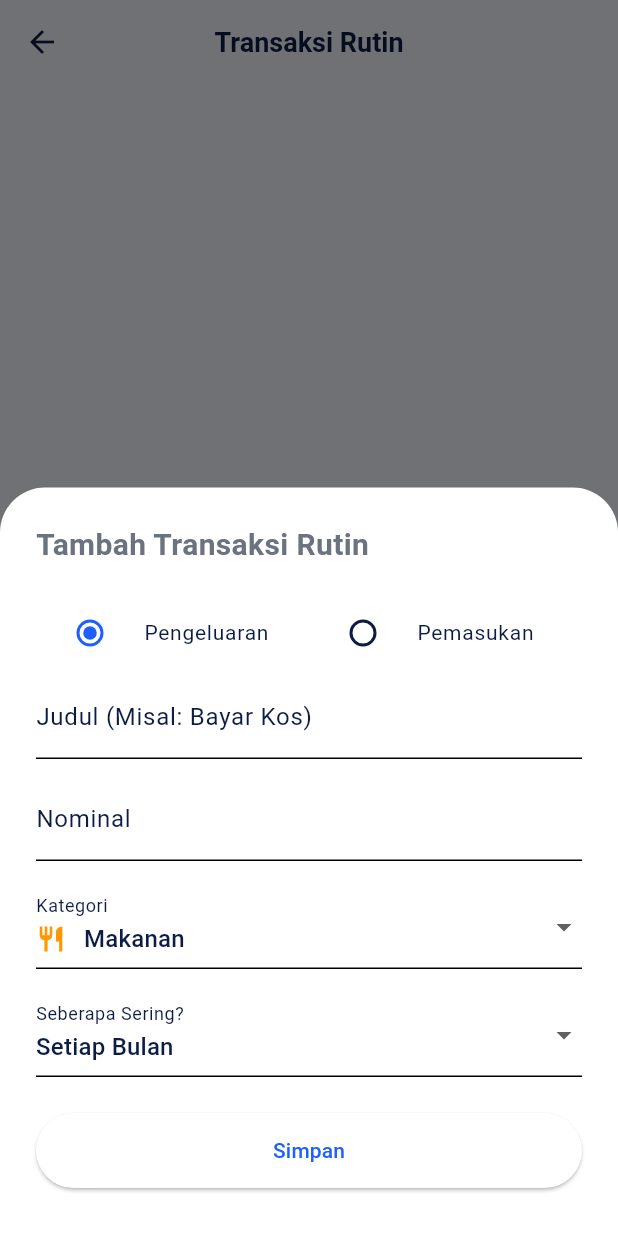
After one commit to zainalakbar/saldoku, a Flutter app: the RecurringTransactionsScreen screen opened directly, after a tap on "Tambah Rutin", on a phone screen of 412 x 824 dp. The commit adds this screen. Run offline on Flutter 3.47's test engine with Material 3 defaults, Android fonts, the phone set to English and light mode, and no system bars; our stand-ins replace fl_chart, image_picker, pdf, printing, share_plus, shared_preferences and 1 more; accounts and stored records are empty.

Commit message:
transaksi rutin

```diff
--- a/lib/akun_screen.dart
+++ b/lib/akun_screen.dart
@@ -8,6 +8,7 @@ import 'logic/transaction_provider.dart';
 import 'logic/financial_provider.dart';
 import 'logic/financial_models.dart';
 import 'pin_lock_screen.dart';
+import 'screens/recurring_transactions_screen.dart';
 
 class AkunScreen extends StatefulWidget {
   const AkunScreen({super.key});
@@ -97,6 +98,7 @@ class _AkunScreenState extends State<AkunScreen> {
                     _buildMenuItem(context, Icons.lock_outline, 'Keamanan & PIN', const Color(0xFF1E60FE)),
                     _buildThemeToggle(context, themeProvider),
                     _buildMenuItem(context, Icons.account_balance_wallet_outlined, 'Dompet & Saldo', const Color(0xFF6366F1)),
+                    _buildMenuItem(context, Icons.autorenew, 'Transaksi Rutin', const Color(0xFF10B981)),
                     _buildMenuItem(context, Icons.notifications_none, 'Notifikasi', const Color(0xFFF59E0B)),
                     _buildMenuItem(context, Icons.language, 'Bahasa', const Color(0xFF10B981)),
                   ],
@@ -270,6 +272,11 @@ class _AkunScreenState extends State<AkunScreen> {
                   );
                 },
               )),
+            );
+          } else if (title == 'Transaksi Rutin') {
+            Navigator.push(
+              context,
+              MaterialPageRoute(builder: (context) => const RecurringTransactionsScreen()),
             );
           } else if (title == 'Dompet & Saldo') {
             _showAsetBottomSheet(context);
--- a/lib/logic/transaction_model.dart
+++ b/lib/logic/transaction_model.dart
@@ -69,6 +69,57 @@ class Transaction {
   }
 }
 
+enum RecurringFrequency { daily, weekly, monthly, yearly }
+
+class RecurringTransaction {
+  final String id;
+  final String title;
+  final double amount;
+  final TransactionType type;
+  final TransactionCategory category;
+  final RecurringFrequency frequency;
+  final DateTime? lastProcessed;
+  final bool isActive;
+
+  RecurringTransaction({
+    required this.id,
+    required this.title,
+    required this.amount,
+    required this.type,
+    required this.category,
+    required this.frequency,
+    this.lastProcessed,
+    this.isActive = true,
+  });
+
+  Map<String, dynamic> toMap() {
+    return {
+      'id': id,
+      'title': title,
+      'amount': amount,
+      'type': type.index,
+      'categoryName': category.name,
+      'frequency': frequency.index,
+      'lastProcessed': lastProcessed?.toIso8601String(),
+      'isActive': isActive ? 1 : 0,
+    };
+  }
+
+  factory RecurringTransaction.fromMap(Map<String, dynamic> map) {
+    final type = TransactionType.values[map['type']];
+    return RecurringTransaction(
+      id: map['id'],
+      title: map['title'],
+      amount: (map['amount'] as num).toDouble(),
+      type: type,
+      category: AppCategories.getByName(map['categoryName'], type),
+      frequency: RecurringFrequency.values[map['frequency']],
+      lastProcessed: map['lastProcessed'] != null ? DateTime.parse(map['lastProcessed']) : null,
+      isActive: map['isActive'] == 1,
+    );
+  }
+}
+
 // Predefined categories
 class AppCategories {
   static const List<TransactionCategory> incomeCategories = [
--- /dev/null
+++ b/lib/screens/recurring_transactions_screen.dart
@@ -0,0 +1,260 @@
+import 'package:flutter/material.dart';
+import 'package:provider/provider.dart';
+import 'package:intl/intl.dart';
+import '../logic/transaction_model.dart';
+import '../logic/transaction_provider.dart';
+
+class RecurringTransactionsScreen extends StatelessWidget {
+  const RecurringTransactionsScreen({super.key});
+
+  @override
+  Widget build(BuildContext context) {
+    final provider = Provider.of<TransactionProvider>(context);
+    final recurring = provider.recurringTransactions;
+    final currencyFormatter = NumberFormat.currency(locale: 'id_ID', symbol: 'Rp', decimalDigits: 0);
+
+    return Scaffold(
+      appBar: AppBar(
+        title: const Text('Transaksi Rutin'),
+      ),
+      body: recurring.isEmpty
+          ? Center(
+              child: Column(
+                mainAxisAlignment: MainAxisAlignment.center,
+                children: [
+                  Icon(Icons.autorenew, size: 80, color: Colors.grey.withOpacity(0.3)),
+                  const SizedBox(height: 16),
+                  Text('Belum ada transaksi rutin.', style: TextStyle(color: Colors.grey.withOpacity(0.6))),
+                ],
+              ),
+            )
+          : ListView.builder(
+              padding: const EdgeInsets.all(16),
+              itemCount: recurring.length,
+              itemBuilder: (context, index) {
+                final rt = recurring[index];
+                return Card(
+                  margin: const EdgeInsets.only(bottom: 12),
+                  shape: RoundedRectangleBorder(borderRadius: BorderRadius.circular(16)),
+                  child: ListTile(
+                    contentPadding: const EdgeInsets.symmetric(horizontal: 20, vertical: 8),
+                    leading: Container(
+                      padding: const EdgeInsets.all(12),
+                      decoration: BoxDecoration(
+                        color: rt.category.color.withOpacity(0.1),
+                        shape: BoxShape.circle,
+                      ),
+                      child: Icon(rt.category.icon, color: rt.category.color),
+                    ),
+                    title: Text(rt.title, style: const TextStyle(fontWeight: FontWeight.bold)),
+                    subtitle: Text(
+                      '${rt.frequency.name.toUpperCase()} • ${rt.type == TransactionType.income ? "Pemasukan" : "Pengeluaran"}',
+                      style: const TextStyle(fontSize: 12),
+                    ),
+                    trailing: Column(
+                      mainAxisAlignment: MainAxisAlignment.center,
+                      crossAxisAlignment: CrossAxisAlignment.end,
+                      children: [
+                        Text(
+                          currencyFormatter.format(rt.amount),
+                          style: TextStyle(
+                            fontWeight: FontWeight.bold,
+                            color: rt.type == TransactionType.income ? Colors.green : Colors.red,
+                          ),
+                        ),
+                        const SizedBox(height: 4),
+                        Switch(
+                          value: rt.isActive,
+                          onChanged: (val) {
+                            final updated = RecurringTransaction(
+                              id: rt.id,
+                              title: rt.title,
+                              amount: rt.amount,
+                              type: rt.type,
+                              category: rt.category,
+                              frequency: rt.frequency,
+                              lastProcessed: rt.lastProcessed,
+                              isActive: val,
+                            );
+                            provider.updateRecurringTransaction(updated);
+                          },
+                        ),
+                      ],
+                    ),
+                    onLongPress: () {
+                      showDialog(
+                        context: context,
+                        builder: (ctx) => AlertDialog(
+                          title: const Text('Hapus Transaksi Rutin?'),
+                          content: const Text('Apakah kamu yakin ingin menghapus transaksi rutin ini?'),
+                          actions: [
+                            TextButton(onPressed: () => Navigator.pop(ctx), child: const Text('Batal')),
+                            TextButton(
+                              onPressed: () {
+                                provider.deleteRecurringTransaction(rt.id);
+                                Navigator.pop(ctx);
+                              },
+                              child: const Text('Hapus', style: TextStyle(color: Colors.red)),
+                            ),
+                          ],
+                        ),
+                      );
+                    },
+                  ),
+                );
+              },
+            ),
+      floatingActionButton: FloatingActionButton.extended(
+        onPressed: () => _showAddRecurringDialog(context),
+        label: const Text('Tambah Rutin'),
+        icon: const Icon(Icons.add),
+      ),
+    );
+  }
+
+  void _showAddRecurringDialog(BuildContext context) {
+    final titleController = TextEditingController();
+    final amountController = TextEditingController();
+    TransactionType selectedType = TransactionType.expense;
+    TransactionCategory selectedCategory = AppCategories.expenseCategories.first;
+    RecurringFrequency selectedFreq = RecurringFrequency.monthly;
+
+    showModalBottomSheet(
+      context: context,
+      isScrollControlled: true,
+      backgroundColor: Colors.transparent,
+      builder: (context) {
+        return StatefulBuilder(builder: (context, setState) {
+          final categories = selectedType == TransactionType.expense
+              ? AppCategories.expenseCategories
+              : AppCategories.incomeCategories;
+          if (!categories.contains(selectedCategory)) {
+            selectedCategory = categories.first;
+          }
+
+          return Container(
+            padding: EdgeInsets.only(
+              bottom: MediaQuery.of(context).viewInsets.bottom,
+              left: 24,
+              right: 24,
+              top: 24,
+            ),
+            decoration: BoxDecoration(
+              color: Theme.of(context).colorScheme.surface,
+              borderRadius: const BorderRadius.vertical(top: Radius.circular(30)),
+            ),
+            child: SingleChildScrollView(
+              child: Column(
+                mainAxisSize: MainAxisSize.min,
+                crossAxisAlignment: CrossAxisAlignment.start,
+                children: [
+                  const Text('Tambah Transaksi Rutin', style: TextStyle(fontSize: 20, fontWeight: FontWeight.bold)),
+                  const SizedBox(height: 16),
+
+                  // Tipe
+                  Row(
+                    children: [
+                      Expanded(
+                        child: RadioListTile<TransactionType>(
+                          title: const Text('Pengeluaran', style: TextStyle(fontSize: 14)),
+                          value: TransactionType.expense,
+                          groupValue: selectedType,
+                          onChanged: (val) => setState(() => selectedType = val!),
+                        ),
+                      ),
+                      Expanded(
+                        child: RadioListTile<TransactionType>(
+                          title: const Text('Pemasukan', style: TextStyle(fontSize: 14)),
+                          value: TransactionType.income,
+                          groupValue: selectedType,
+                          onChanged: (val) => setState(() => selectedType = val!),
+                        ),
+                      ),
+                    ],
+                  ),
+
+                  TextField(
+                    controller: titleController,
+                    decoration: const InputDecoration(labelText: 'Judul (Misal: Bayar Kos)'),
+                  ),
+                  const SizedBox(height: 12),
+                  TextField(
+                    controller: amountController,
+                    keyboardType: TextInputType.number,
+                    decoration: const InputDecoration(labelText: 'Nominal', prefixText: 'Rp '),
+                  ),
+                  const SizedBox(height: 16),
+
+                  // Kategori
+                  DropdownButtonFormField<TransactionCategory>(
+                    value: selectedCategory,
+                    decoration: const InputDecoration(labelText: 'Kategori'),
+                    items: categories.map((cat) {
+                      return DropdownMenuItem(
+                        value: cat,
+                        child: Row(
+                          children: [
+                            Icon(cat.icon, color: cat.color, size: 20),
+                            const SizedBox(width: 12),
+                            Text(cat.name),
+                          ],
+                        ),
+                      );
+                    }).toList(),
+                    onChanged: (val) => setState(() => selectedCategory = val!),
+                  ),
+                  const SizedBox(height: 16),
+
+                  // Frekuensi
+                  DropdownButtonFormField<RecurringFrequency>(
+                    value: selectedFreq,
+                    decoration: const InputDecoration(labelText: 'Seberapa Sering?'),
+                    items: const [
+                      DropdownMenuItem(value: RecurringFrequency.daily, child: Text('Setiap Hari')),
+                      DropdownMenuItem(value: RecurringFrequency.weekly, child: Text('Setiap Minggu')),
+                      DropdownMenuItem(value: RecurringFrequency.monthly, child: Text('Setiap Bulan')),
+                      DropdownMenuItem(value: RecurringFrequency.yearly, child: Text('Setiap Tahun')),
+                    ],
+                    onChanged: (val) => setState(() => selectedFreq = val!),
+                  ),
+
+                  const SizedBox(height: 24),
+                  SizedBox(
+                    width: double.infinity,
+                    height: 50,
+                    child: ElevatedButton(
+                      onPressed: () {
+                        if (titleController.text.isNotEmpty && amountController.text.isNotEmpty) {
+                          final amount = double.tryParse(amountController.text) ?? 0.0;
+                          final rt = RecurringTransaction(
+                            id: DateTime.now().millisecondsSinceEpoch.toString(),
+                            title: titleController.text,
+                            amount: amount,
+                            type: selectedType,
+                            category: selectedCategory,
+                            frequency: selectedFreq,
+                            // Set lastProcessed to null so it triggers immediately upon creation
+                          );
+                          Provider.of<TransactionProvider>(context, listen: false).addRecurringTransaction(rt);
+
+                          // Because it's new, let's also trigger processing immediately
+                          // But to be clean, let's just let the user know they need to restart or we trigger a dummy process
+                          Navigator.pop(context);
+                          ScaffoldMessenger.of(context).showSnackBar(
+                            const SnackBar(content: Text('Transaksi rutin berhasil ditambahkan! Bekerja otomatis mulai sekarang.')),
+                          );
+                        }
+                      },
+                      child: const Text('Simpan'),
+                    ),
+                  ),
+                  const SizedBox(height: 32),
+                ],
+              ),
+            ),
+          );
+        });
+      },
+    );
+  }
+}
```
Also changed, not shown: lib/logic/database_service.dart (+43 -1 lines), lib/logic/transaction_provider.dart (+95 -0 lines).
